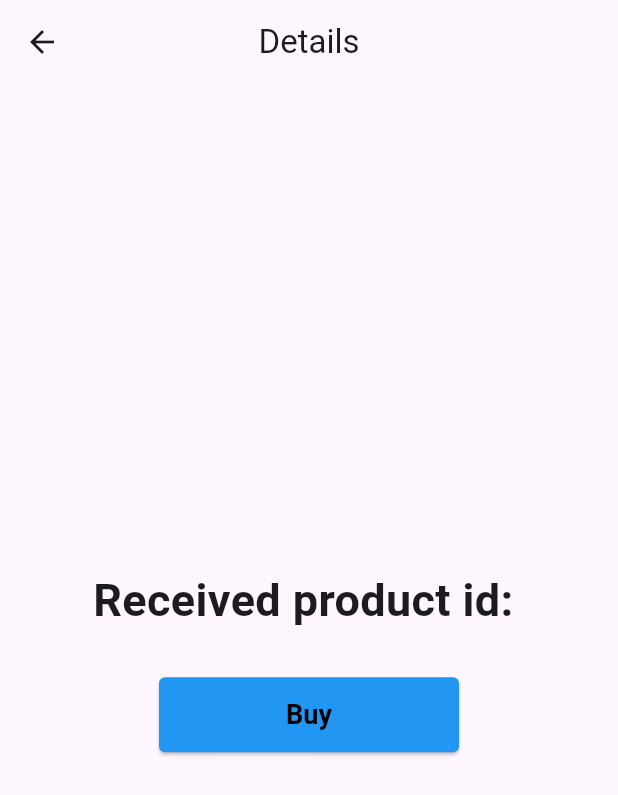
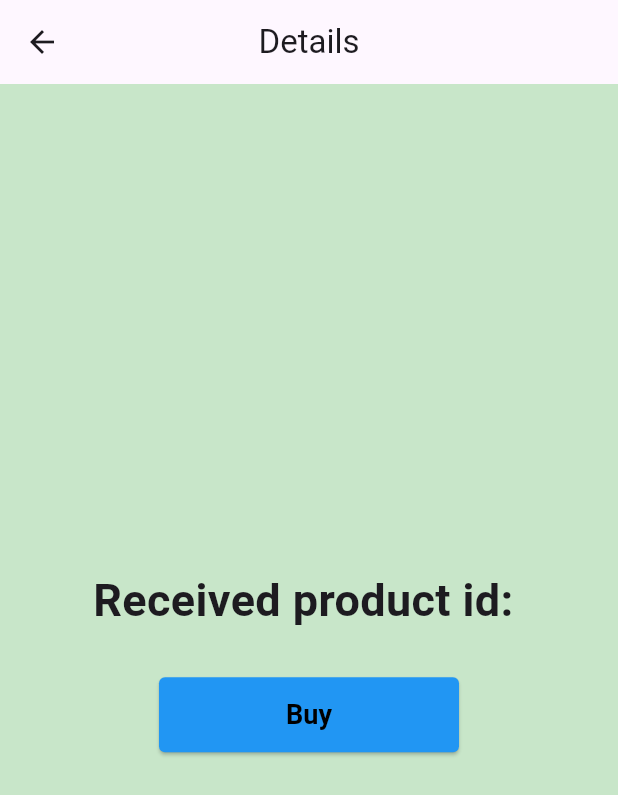
Before and after one commit to mofakkharul-29/go_router_medium, a Flutter app: the ProductDetailsScreen screen opened directly with empty values, on a phone screen of 412 x 824 dp. Shown: the top 795 px of the screen. Run offline on Flutter 3.47's test engine with Material 3 defaults, Android fonts, the phone set to English and light mode, and no system bars; our stand-ins replace dio, flutter_native_splash, flutter_riverpod, go_router, shared_preferences; accounts and stored records are empty.

Commit message:
files updated

```diff
--- a/lib/screens/products/product_details_screen.dart
+++ b/lib/screens/products/product_details_screen.dart
@@ -14,6 +14,7 @@ class ProductDetailsScreen extends ConsumerWidget {
   @override
   Widget build(BuildContext context, WidgetRef ref) {
     return Scaffold(
+      backgroundColor: Colors.green[100],
       appBar: AppBar(
         title: Text('Details'),
         centerTitle: true,
```
Also changed, not shown: lib/screens/products/purchase_screen.dart (+2 -6 lines).
